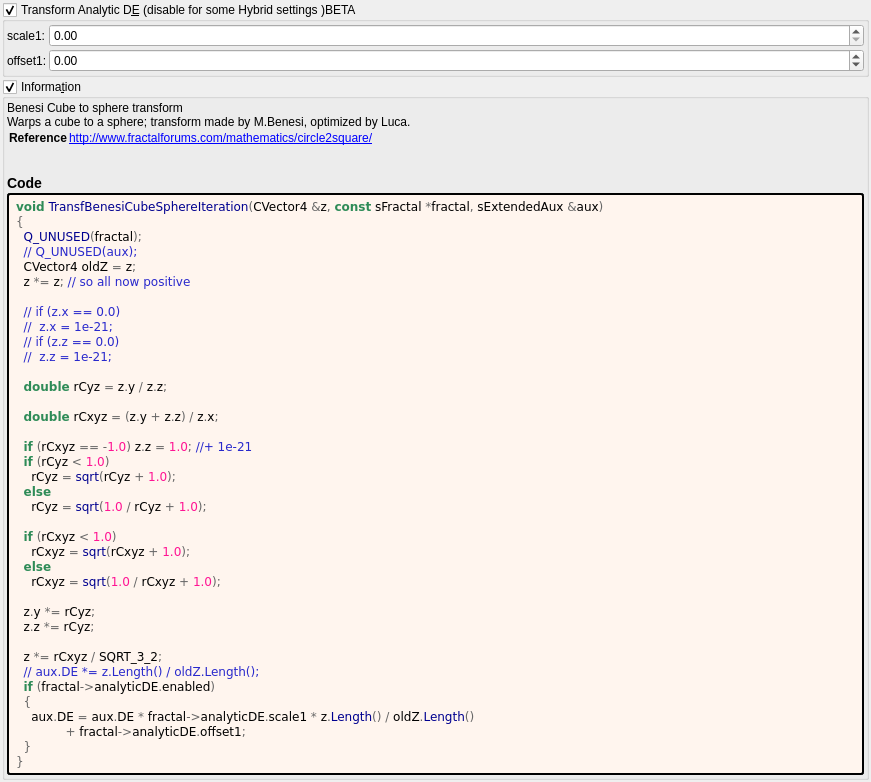
Above: mandelbulber2/formula/ui/transf_benesi_cube_sphere.ui from buddhi1980/mandelbulber2 before the change. Below: the same form after it.
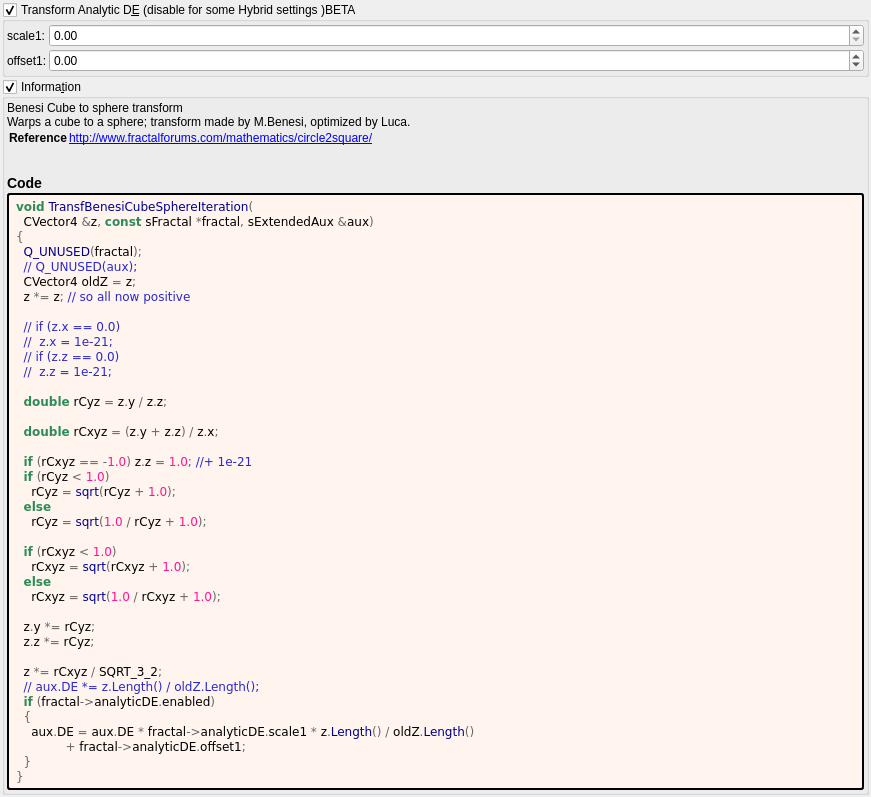
That is the form after the change. Custom widgets are drawn as their Qt base class.

```diff
--- a/mandelbulber2/formula/ui/transf_benesi_cube_sphere.ui
+++ b/mandelbulber2/formula/ui/transf_benesi_cube_sphere.ui
@@ -187,7 +187,8 @@
         </property>
         <property name="text">
          <string notr="true">&lt;body style=&quot;background-color:#fff5ee&quot;&gt;
-&lt;pre style=&quot;color:#000000; background-color:#fff5ee;  font-family:'Courier New',monospace;&quot;&gt;&lt;span style=&quot;color:#2e8b57; font-weight:bold&quot;&gt;void&lt;/span&gt; &lt;span style=&quot;color:#00008f&quot;&gt;TransfBenesiCubeSphereIteration&lt;/span&gt;&lt;span style=&quot;color:#676767&quot;&gt;(&lt;/span&gt;CVector4 &lt;span style=&quot;color:#676767&quot;&gt;&amp;amp;&lt;/span&gt;z&lt;span style=&quot;color:#676767&quot;&gt;,&lt;/span&gt; &lt;span style=&quot;color:#2e8b57; font-weight:bold&quot;&gt;const&lt;/span&gt; sFractal &lt;span style=&quot;color:#676767&quot;&gt;*&lt;/span&gt;fractal&lt;span style=&quot;color:#676767&quot;&gt;,&lt;/span&gt; sExtendedAux &lt;span style=&quot;color:#676767&quot;&gt;&amp;amp;&lt;/span&gt;aux&lt;span style=&quot;color:#676767&quot;&gt;)&lt;/span&gt;
+&lt;pre style=&quot;color:#000000; background-color:#fff5ee;  font-family:'Courier New',monospace;&quot;&gt;&lt;span style=&quot;color:#2e8b57; font-weight:bold&quot;&gt;void&lt;/span&gt; &lt;span style=&quot;color:#00008f&quot;&gt;TransfBenesiCubeSphereIteration&lt;/span&gt;&lt;span style=&quot;color:#676767&quot;&gt;(&lt;/span&gt;
+  CVector4 &lt;span style=&quot;color:#676767&quot;&gt;&amp;amp;&lt;/span&gt;z&lt;span style=&quot;color:#676767&quot;&gt;,&lt;/span&gt; &lt;span style=&quot;color:#2e8b57; font-weight:bold&quot;&gt;const&lt;/span&gt; sFractal &lt;span style=&quot;color:#676767&quot;&gt;*&lt;/span&gt;fractal&lt;span style=&quot;color:#676767&quot;&gt;,&lt;/span&gt; sExtendedAux &lt;span style=&quot;color:#676767&quot;&gt;&amp;amp;&lt;/span&gt;aux&lt;span style=&quot;color:#676767&quot;&gt;)&lt;/span&gt;
 &lt;span style=&quot;color:#676767&quot;&gt;{&lt;/span&gt;
   &lt;span style=&quot;color:#00008f&quot;&gt;Q_UNUSED&lt;/span&gt;&lt;span style=&quot;color:#676767&quot;&gt;(&lt;/span&gt;fractal&lt;span style=&quot;color:#676767&quot;&gt;);&lt;/span&gt;
   &lt;span style=&quot;color:#2929cc&quot;&gt;// Q_UNUSED(aux);&lt;/span&gt;
```
